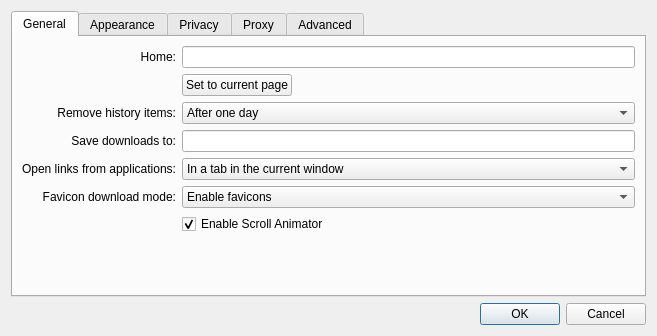
Old version of the form settings.ui in the repository andr7e/QBrowserTest.
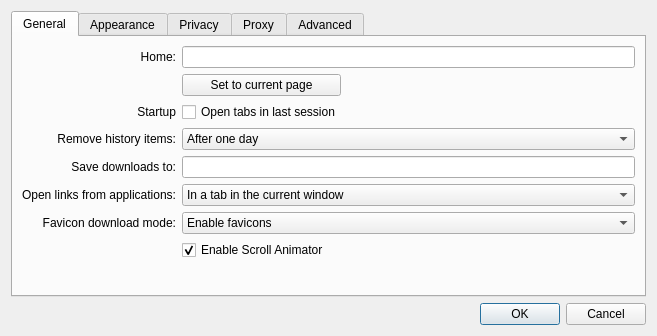
New version of the form.

Commit message: Save last opened tab in sessison

Patch:
```diff
--- a/settings.ui
+++ b/settings.ui
@@ -34,33 +34,10 @@
        <string>General</string>
       </attribute>
       <layout class="QGridLayout" name="gridLayout_4">
-       <item row="1" column="2">
-        <spacer name="horizontalSpacer">
-         <property name="orientation">
-          <enum>Qt::Horizontal</enum>
-         </property>
-         <property name="sizeHint" stdset="0">
-          <size>
-           <width>280</width>
-           <height>18</height>
-          </size>
-         </property>
-        </spacer>
-       </item>
-       <item row="0" column="0">
-        <widget class="QLabel" name="label_3">
-         <property name="text">
-          <string>Home:</string>
-         </property>
-         <property name="alignment">
-          <set>Qt::AlignRight|Qt::AlignTrailing|Qt::AlignVCenter</set>
-         </property>
-        </widget>
-       </item>
        <item row="0" column="1" colspan="2">
         <widget class="QLineEdit" name="homeLineEdit"/>
        </item>
-       <item row="7" column="1" colspan="2">
+       <item row="8" column="1" colspan="2">
         <spacer>
          <property name="orientation">
           <enum>Qt::Vertical</enum>
@@ -73,17 +50,39 @@
          </property>
         </spacer>
        </item>
-       <item row="3" column="0">
-        <widget class="QLabel" name="label_7">
+       <item row="0" column="0">
+        <widget class="QLabel" name="label_3">
          <property name="text">
-          <string>Save downloads to:</string>
+          <string>Home:</string>
          </property>
          <property name="alignment">
           <set>Qt::AlignRight|Qt::AlignTrailing|Qt::AlignVCenter</set>
          </property>
         </widget>
        </item>
-       <item row="4" column="0">
+       <item row="6" column="1" colspan="2">
+        <widget class="QComboBox" name="faviconDownloadMode">
+         <property name="currentIndex">
+          <number>1</number>
+         </property>
+         <item>
+          <property name="text">
+           <string>Disable icons</string>
+          </property>
+         </item>
+         <item>
+          <property name="text">
+           <string>Enable favicons</string>
+          </property>
+         </item>
+         <item>
+          <property name="text">
+           <string>Enable favicons and touch icons</string>
+          </property>
+         </item>
+        </widget>
+       </item>
+       <item row="5" column="0">
         <widget class="QLabel" name="label_8">
          <property name="text">
           <string>Open links from applications:</string>
@@ -93,7 +92,7 @@
          </property>
         </widget>
        </item>
-       <item row="6" column="1" colspan="2">
+       <item row="7" column="1" colspan="2">
         <widget class="QCheckBox" name="enableScrollAnimator">
          <property name="text">
           <string>Enable Scroll Animator</string>
@@ -103,7 +102,17 @@
          </property>
         </widget>
        </item>
-       <item row="4" column="1" colspan="2">
+       <item row="4" column="0">
+        <widget class="QLabel" name="label_7">
+         <property name="text">
+          <string>Save downloads to:</string>
+         </property>
+         <property name="alignment">
+          <set>Qt::AlignRight|Qt::AlignTrailing|Qt::AlignVCenter</set>
+         </property>
+        </widget>
+       </item>
+       <item row="5" column="1" colspan="2">
         <widget class="QComboBox" name="openLinksIn">
          <item>
           <property name="text">
@@ -117,7 +126,7 @@
          </item>
         </widget>
        </item>
-       <item row="2" column="1" colspan="2">
+       <item row="3" column="1" colspan="2">
         <widget class="QComboBox" name="expireHistory">
          <item>
           <property name="text">
@@ -151,7 +160,7 @@
          </item>
         </widget>
        </item>
-       <item row="2" column="0">
+       <item row="3" column="0">
         <widget class="QLabel" name="label_4">
          <property name="text">
           <string>Remove history items:</string>
@@ -161,8 +170,18 @@
          </property>
         </widget>
        </item>
-       <item row="3" column="1" colspan="2">
-        <widget class="QLineEdit" name="downloadsLocation"/>
+       <item row="1" column="2">
+        <spacer name="horizontalSpacer">
+         <property name="orientation">
+          <enum>Qt::Horizontal</enum>
+         </property>
+         <property name="sizeHint" stdset="0">
+          <size>
+           <width>280</width>
+           <height>18</height>
+          </size>
+         </property>
+        </spacer>
        </item>
        <item row="1" column="1">
         <widget class="QPushButton" name="setHomeToCurrentPageButton">
@@ -171,7 +190,7 @@
          </property>
         </widget>
        </item>
-       <item row="5" column="0">
+       <item row="6" column="0">
         <widget class="QLabel" name="label_17">
          <property name="text">
           <string>Favicon download mode:</string>
@@ -181,26 +200,24 @@
          </property>
         </widget>
        </item>
-       <item row="5" column="1" colspan="2">
-        <widget class="QComboBox" name="faviconDownloadMode">
-         <property name="currentIndex">
-          <number>1</number>
+       <item row="4" column="1" colspan="2">
+        <widget class="QLineEdit" name="downloadsLocation"/>
+       </item>
+       <item row="2" column="1">
+        <widget class="QCheckBox" name="saveSessionCheckBox">
+         <property name="text">
+          <string>Open tabs in last session</string>
          </property>
-         <item>
-          <property name="text">
-           <string>Disable icons</string>
-          </property>
-         </item>
-         <item>
-          <property name="text">
-           <string>Enable favicons</string>
-          </property>
-         </item>
-         <item>
-          <property name="text">
-           <string>Enable favicons and touch icons</string>
-          </property>
-         </item>
+        </widget>
+       </item>
+       <item row="2" column="0">
+        <widget class="QLabel" name="label_18">
+         <property name="text">
+          <string>Startup</string>
+         </property>
+         <property name="alignment">
+          <set>Qt::AlignRight|Qt::AlignTrailing|Qt::AlignVCenter</set>
+         </property>
         </widget>
        </item>
       </layout>
```
The commit also changes 5 other files.
